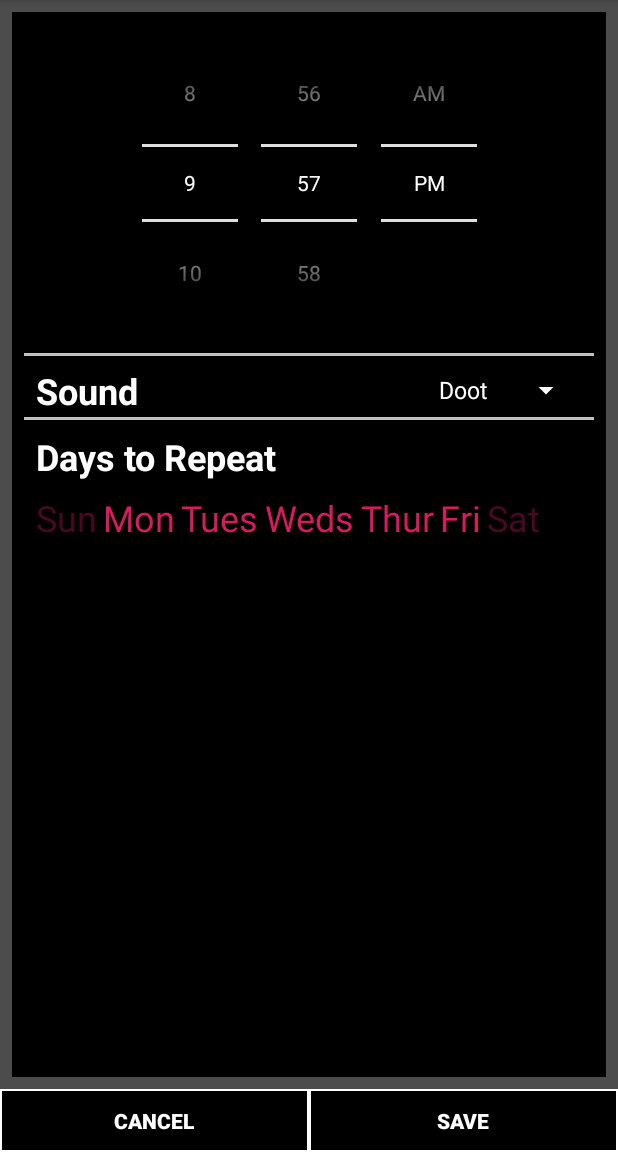
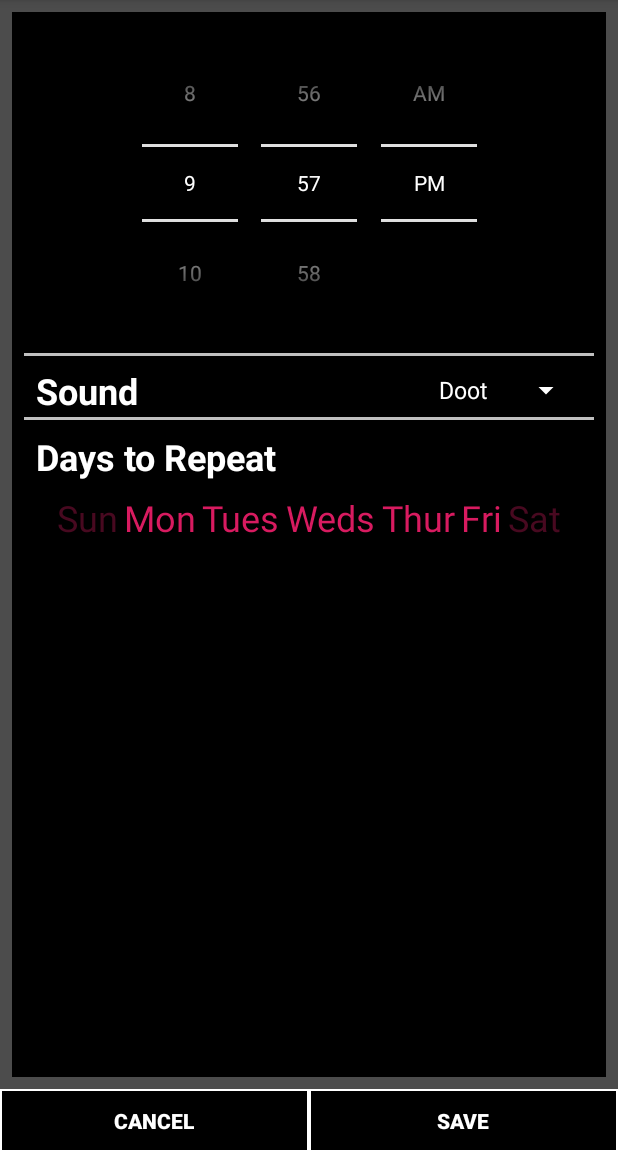
Before and after one commit to topoftheyear/QR-Alarm-Clock, an Android app: the AlarmSettingsActivity screen opened directly, with no data from a screen before it, on a phone screen of 412 x 824 dp, the part 84-1236 px from its top. Run offline under Robolectric (Android 15) with nearby library versions, the phone set to English and light mode, and no system bars.

Commit message:
Centered Days to Repeat in settings page

```diff
--- a/app/src/main/res/layout/activity_alarm_settings.xml
+++ b/app/src/main/res/layout/activity_alarm_settings.xml
@@ -106,11 +106,15 @@
                 app:layout_constraintStart_toStartOf="parent" android:layout_marginStart="16dp"/>
 
         <LinearLayout
-                android:layout_width="0dp"
+                android:layout_width="match_parent"
                 android:layout_height="wrap_content"
-                app:layout_constraintStart_toStartOf="parent" android:layout_marginStart="16dp"
-                android:layout_marginEnd="16dp" app:layout_constraintEnd_toEndOf="parent"
-                app:layout_constraintTop_toBottomOf="@+id/textView" android:layout_marginTop="8dp"
+                android:gravity="center"
+                android:layout_marginTop="8dp"
+                android:layout_marginStart="16dp"
+                android:layout_marginEnd="16dp"
+                app:layout_constraintStart_toStartOf="parent"
+                app:layout_constraintEnd_toEndOf="parent"
+                app:layout_constraintTop_toBottomOf="@+id/textView"
                 android:id="@+id/linearLayout2">
 
             <!-- Days -->
```
